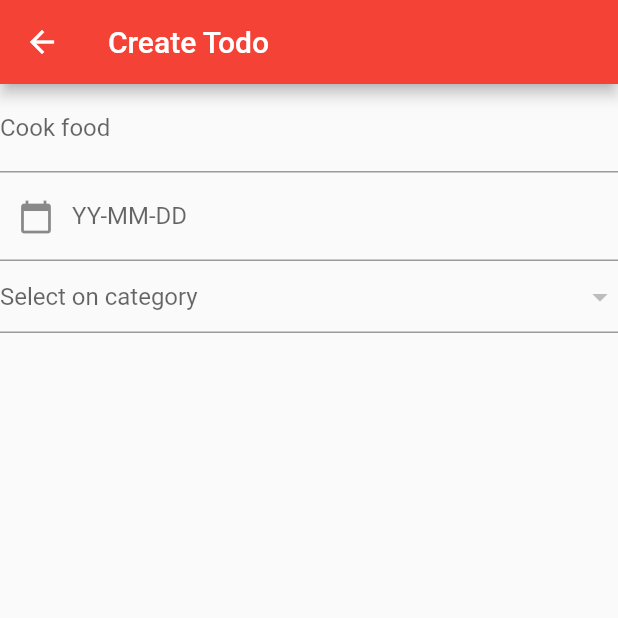
After one commit to ungsochea/flutter_todo_learn, a Flutter app: the TodoScreen screen opened directly, on a phone screen of 412 x 824 dp, the top half of it. The commit adds this screen. Run offline on Flutter 3.47's test engine with Material 2 defaults, Android fonts, the phone set to English and light mode, and no system bars; our stand-ins replace sqflite; accounts and stored records are empty.

Commit message:
create todo screen and navigator push to screen

```diff
--- /dev/null
+++ b/lib/screens/todo_screen.dart
@@ -0,0 +1,52 @@
+import 'package:flutter/material.dart';
+
+class TodoScreen extends StatefulWidget {
+  @override
+  _TodoScreenState createState() => _TodoScreenState();
+}
+
+class _TodoScreenState extends State<TodoScreen> {
+  var _todoTitle = TextEditingController();
+
+  var _todDate = TextEditingController();
+
+  var _categories = List<DropdownMenuItem>();
+
+  var _selectedValue;
+
+  @override
+  Widget build(BuildContext context) {
+    return Scaffold(
+      appBar: AppBar(
+        title: Text("Create Todo"),
+      ),
+      body: Column(
+        children: <Widget>[
+          TextField(
+            controller: _todoTitle,
+            decoration: InputDecoration(
+              hintText: 'Todo title',
+              labelText: 'Cook food'
+            ),
+          ),
+          TextField(
+            controller: _todDate,
+            decoration: InputDecoration(
+              hintText: 'YY-MM-DD',
+              labelText: 'YY-MM-DD',
+              prefixIcon: Icon(Icons.calendar_today)
+            ),
+          ),
+          DropdownButtonFormField(
+            value: _selectedValue,
+            items: _categories,
+            hint: Text('Select on category'),
+            onChanged: (value){
+
+            },
+          )
+        ],
+      ),
+    );
+  }
+}
```
Also changed, not shown: lib/screens/category_screen.dart (+9 -1 lines), lib/screens/home_screen.dart (+7 -0 lines).
